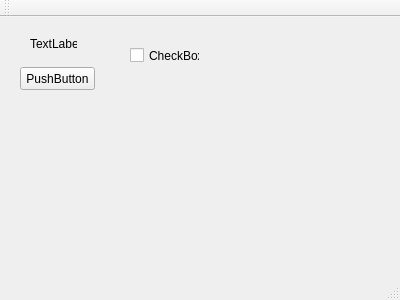
Above: Ex/mainwindow.ui from DtmyShirshov/practiceQT before the change. Below: the same form after it.
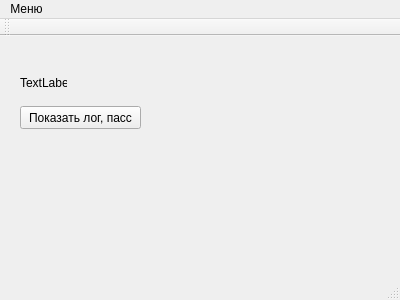
That is the form after the change.

The edit to the form file:
```diff
--- a/Ex/mainwindow.ui
+++ b/Ex/mainwindow.ui
@@ -18,20 +18,20 @@
     <property name="geometry">
      <rect>
       <x>20</x>
-      <y>50</y>
-      <width>75</width>
+      <y>70</y>
+      <width>121</width>
       <height>23</height>
      </rect>
     </property>
     <property name="text">
-     <string>PushButton</string>
+     <string>Показать лог, пасс</string>
     </property>
    </widget>
    <widget class="QLabel" name="label">
     <property name="geometry">
      <rect>
-      <x>30</x>
-      <y>20</y>
+      <x>20</x>
+      <y>40</y>
       <width>47</width>
       <height>13</height>
      </rect>
@@ -40,19 +40,6 @@
      <string>TextLabel</string>
     </property>
    </widget>
-   <widget class="QCheckBox" name="trayCheckBox">
-    <property name="geometry">
-     <rect>
-      <x>130</x>
-      <y>30</y>
-      <width>70</width>
-      <height>17</height>
-     </rect>
-    </property>
-    <property name="text">
-     <string>CheckBox</string>
-    </property>
-   </widget>
   </widget>
   <widget class="QMenuBar" name="menuBar">
    <property name="geometry">
@@ -63,6 +50,16 @@
      <height>19</height>
     </rect>
    </property>
+   <widget class="QMenu" name="menu">
+    <property name="title">
+     <string>Меню</string>
+    </property>
+    <addaction name="action_5"/>
+    <addaction name="separator"/>
+    <addaction name="action"/>
+    <addaction name="action_3"/>
+   </widget>
+   <addaction name="menu"/>
   </widget>
   <widget class="QToolBar" name="mainToolBar">
    <attribute name="toolBarArea">
```
Left out of the diff: 20 changed lines with no effect on the pictures.
